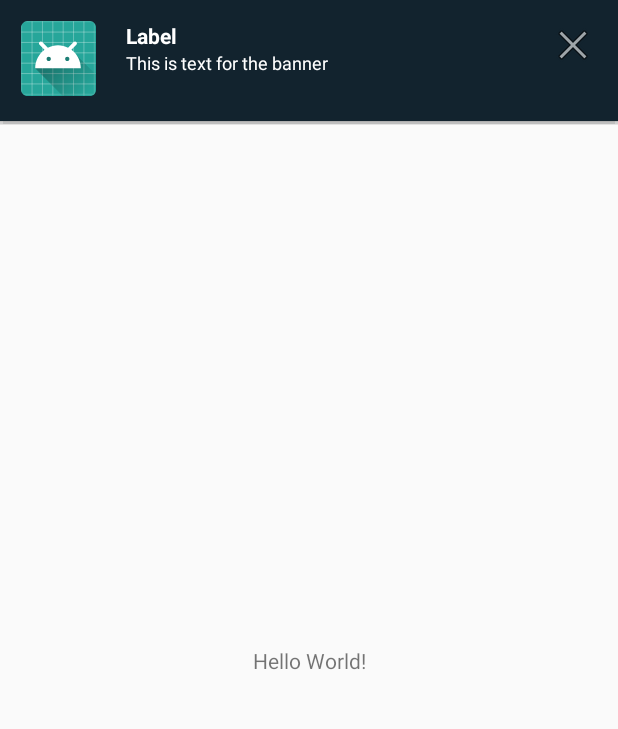
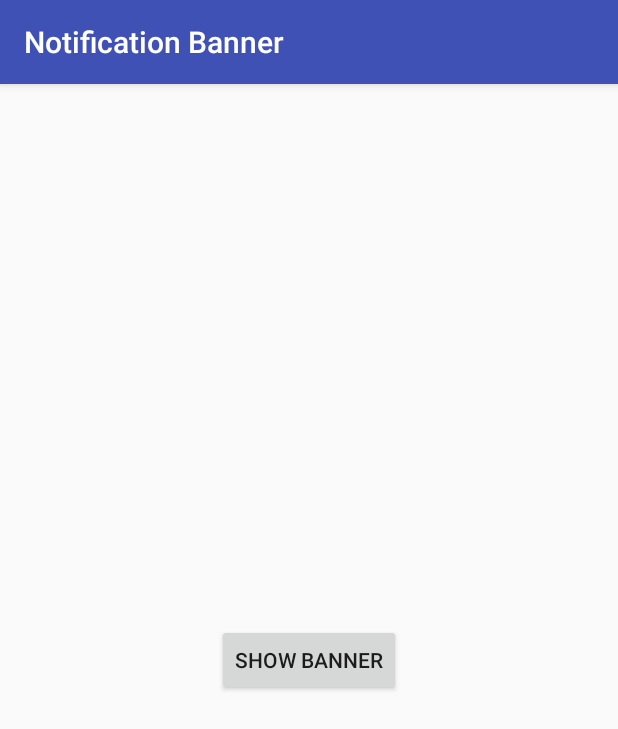
Before and after one commit to shasin89/NotificationBanner, an Android app: the screen it shows after launch (MainActivity), on a phone screen of 412 x 824 dp. Shown: the top 729 px of the screen. Run offline under Robolectric (Android 15) with nearby library versions, the phone set to English and light mode, and no system bars.

Commit message:
Modified example

```diff
--- a/app/src/main/AndroidManifest.xml
+++ b/app/src/main/AndroidManifest.xml
@@ -5,7 +5,7 @@
     <application
         android:allowBackup="true"
         android:icon="@mipmap/ic_launcher"
-        android:label="@string/app_name"
+        android:label="Notification Banner"
         android:roundIcon="@mipmap/ic_launcher_round"
         android:supportsRtl="true"
         android:theme="@style/AppTheme">
--- a/app/src/main/java/com/example/shasin/popupapplication/MainActivity.java
+++ b/app/src/main/java/com/example/shasin/popupapplication/MainActivity.java
@@ -1,9 +1,11 @@
 package com.example.shasin.popupapplication;
 
+import android.os.Handler;
 import android.support.v7.app.AppCompatActivity;
 import android.os.Bundle;
 import android.util.Log;
 import android.view.View;
+import android.widget.Button;
 import android.widget.RelativeLayout;
 import android.widget.TextView;
 import android.widget.Toast;
@@ -16,6 +18,7 @@ public class MainActivity extends AppCompatActivity {
     TextView textView;
     RelativeLayout relativeLayout;
     View rootview;
+    Button button;
 
     @Override
     protected void onCreate(Bundle savedInstanceState) {
@@ -24,19 +27,17 @@ public class MainActivity extends AppCompatActivity {
 
         //
         rootview = findViewById(android.R.id.content);
-
-        banner = new Banner(rootview,getBaseContext());
-
+        button = findViewById(R.id.button);
+        setBanner();
     }
 
     @Override
     protected void onResume() {
         super.onResume();
-        setBanner();
-
     }
 
     public void setBanner() {
+        banner = new Banner(rootview,getBaseContext());
         banner.setLayout(R.layout.banner);
         textView = banner.getBannerView().findViewById(R.id.status_text);
         relativeLayout = banner.getBannerView().findViewById(R.id.rlCancel);
@@ -44,10 +45,16 @@ public class MainActivity extends AppCompatActivity {
         banner.setFocusable(true);
         banner.setGravity(Banner.TOP);
         initlistener();
-        banner.setPopupWindow();
     }
 
     public void initlistener(){
+        button.setOnClickListener(new View.OnClickListener() {
+            @Override
+            public void onClick(View view) {
+                callBanner();
+            }
+        });
+
         textView.setOnClickListener(new View.OnClickListener() {
             @Override
             public void onClick(View view) {
@@ -64,4 +71,14 @@ public class MainActivity extends AppCompatActivity {
         });
 
     }
+
+    //example to invoke notification banner
+    private void callBanner(){
+        banner.setPopupWindow();
+    }
+
+    @Override
+    protected void onPause() {
+        super.onPause();
+    }
 }
--- a/app/src/main/res/layout/activity_main.xml
+++ b/app/src/main/res/layout/activity_main.xml
@@ -6,13 +6,16 @@
     android:layout_height="match_parent"
     tools:context="com.example.shasin.popupapplication.MainActivity">
 
-    <TextView
+
+    <Button
+        android:id="@+id/button"
         android:layout_width="wrap_content"
         android:layout_height="wrap_content"
-        android:text="Hello World!"
+        android:text="Show Banner"
         app:layout_constraintBottom_toBottomOf="parent"
         app:layout_constraintLeft_toLeftOf="parent"
         app:layout_constraintRight_toRightOf="parent"
-        app:layout_constraintTop_toTopOf="parent" />
+        app:layout_constraintTop_toTopOf="parent"
+        />
 
 </android.support.constraint.ConstraintLayout>
```
